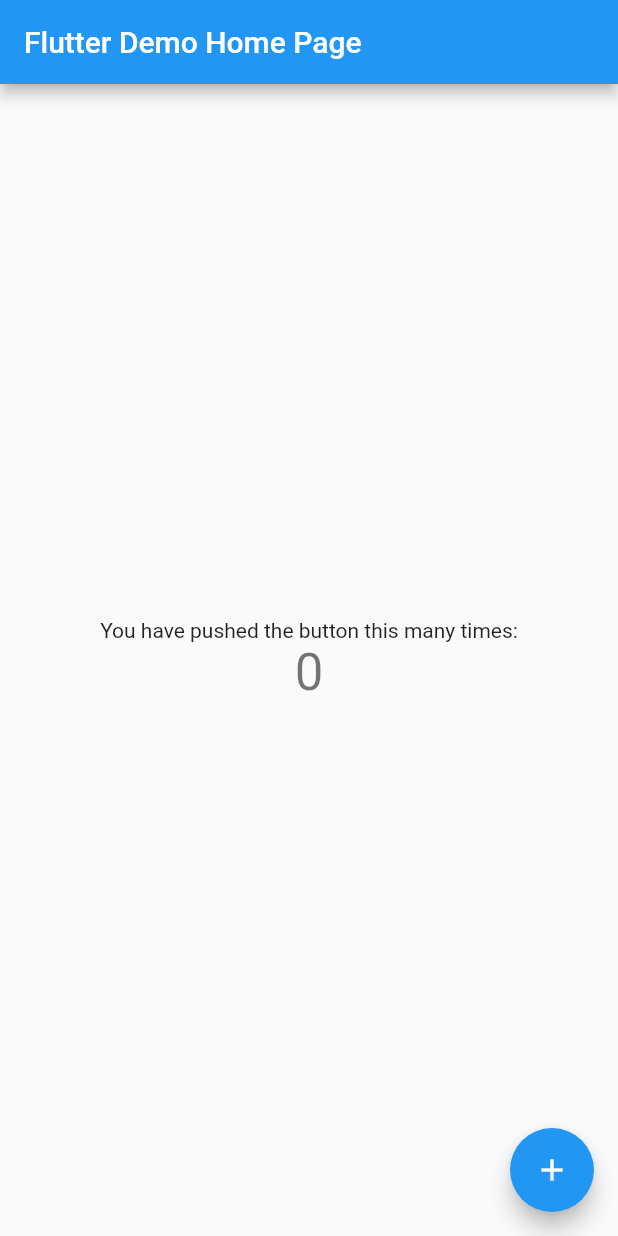
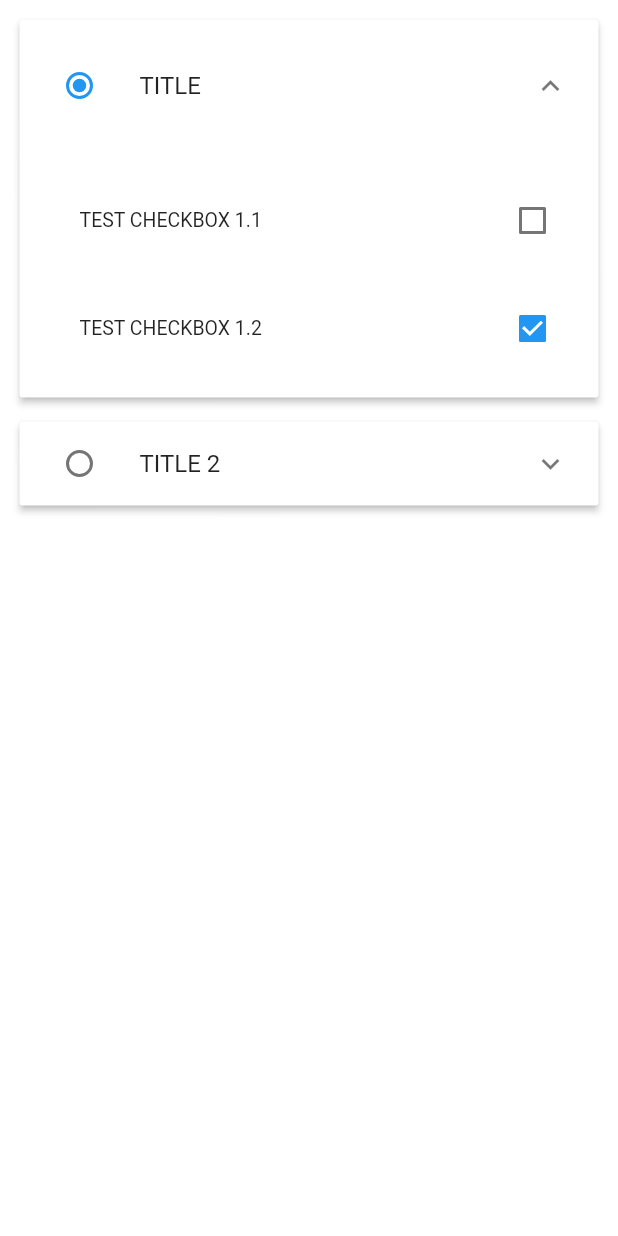
Before and after one commit to baalcoder/flutter_balcoder_expansionpanel, a Flutter app: the screen it shows after launch, on a phone screen of 412 x 824 dp. Run offline on Flutter 3.47's test engine with Material 2 defaults, Android fonts, the phone set to English and light mode, and no system bars; Roboto replaces fonts that are missing (OpenSans).

Commit message:
Custom exapansion panel full created by Balcoder

```diff
--- a/lib/main.dart
+++ b/lib/main.dart
@@ -1,4 +1,6 @@
 import 'package:flutter/material.dart';
+import 'package:flutter_balcoder_expansionpanel/model/expansion_panel_model.dart';
+import 'package:flutter_balcoder_expansionpanel/ui/custom_expansion_panel.dart';
 
 void main() {
   runApp(const MyApp());
@@ -7,109 +9,39 @@
 class MyApp extends StatelessWidget {
   const MyApp({Key? key}) : super(key: key);
 
-  // This widget is the root of your application.
   @override
   Widget build(BuildContext context) {
     return MaterialApp(
-      title: 'Flutter Demo',
+      title: 'Flutter Expansion Panel Balcoder',
       theme: ThemeData(
-        // This is the theme of your application.
-        //
-        // Try running your application with "flutter run". You'll see the
-        // application has a blue toolbar. Then, without quitting the app, try
-        // changing the primarySwatch below to Colors.green and then invoke
-        // "hot reload" (press "r" in the console where you ran "flutter run",
-        // or simply save your changes to "hot reload" in a Flutter IDE).
-        // Notice that the counter didn't reset back to zero; the application
-        // is not restarted.
         primarySwatch: Colors.blue,
       ),
-      home: const MyHomePage(title: 'Flutter Demo Home Page'),
+      home: CustomExpansionPanelPage(
+        categoryList: [
+          new ExpansionPanelModel(
+            isExpanded: true,
+            isChecked: true,
+            title: "TITLE",
+            checkboxList: [
+              new CheckboxCustomModel(
+                  value: 'TEST CHECKBOX 1.1', isChecked: false),
+              new CheckboxCustomModel(
+                  value: 'TEST CHECKBOX 1.2', isChecked: true)
+            ],
+          ),
+          new ExpansionPanelModel(
+            isExpanded: false,
+            isChecked: false,
+            title: "TITLE 2",
+            checkboxList: [
+              new CheckboxCustomModel(
+                  value: 'TEST CHECKBOX 2.1', isChecked: false),
+              new CheckboxCustomModel(
+                  value: 'TEST CHECKBOX 2.2', isChecked: false)
+            ],
+          )
+        ],
+      ),
     );
   }
 }
-
-class MyHomePage extends StatefulWidget {
-  const MyHomePage({Key? key, required this.title}) : super(key: key);
-
-  // This widget is the home page of your application. It is stateful, meaning
-  // that it has a State object (defined below) that contains fields that affect
-  // how it looks.
-
-  // This class is the configuration for the state. It holds the values (in this
-  // case the title) provided by the parent (in this case the App widget) and
-  // used by the build method of the State. Fields in a Widget subclass are
-  // always marked "final".
-
-  final String title;
-
-  @override
-  State<MyHomePage> createState() => _MyHomePageState();
-}
-
-class _MyHomePageState extends State<MyHomePage> {
-  int _counter = 0;
-
-  void _incrementCounter() {
-    setState(() {
-      // This call to setState tells the Flutter framework that something has
-      // changed in this State, which causes it to rerun the build method below
-      // so that the display can reflect the updated values. If we changed
-      // _counter without calling setState(), then the build method would not be
-      // called again, and so nothing would appear to happen.
-      _counter++;
-    });
-  }
-
-  @override
-  Widget build(BuildContext context) {
-    // This method is rerun every time setState is called, for instance as done
-    // by the _incrementCounter method above.
-    //
-    // The Flutter framework has been optimized to make rerunning build methods
-    // fast, so that you can just rebuild anything that needs updating rather
-    // than having to individually change instances of widgets.
-    return Scaffold(
-      appBar: AppBar(
-        // Here we take the value from the MyHomePage object that was created by
-        // the App.build method, and use it to set our appbar title.
-        title: Text(widget.title),
-      ),
-      body: Center(
-        // Center is a layout widget. It takes a single child and positions it
-        // in the middle of the parent.
-        child: Column(
-          // Column is also a layout widget. It takes a list of children and
-          // arranges them vertically. By default, it sizes itself to fit its
-          // children horizontally, and tries to be as tall as its parent.
-          //
-          // Invoke "debug painting" (press "p" in the console, choose the
-          // "Toggle Debug Paint" action from the Flutter Inspector in Android
-          // Studio, or the "Toggle Debug Paint" command in Visual Studio Code)
-          // to see the wireframe for each widget.
-          //
-          // Column has various properties to control how it sizes itself and
-          // how it positions its children. Here we use mainAxisAlignment to
-          // center the children vertically; the main axis here is the vertical
-          // axis because Columns are vertical (the cross axis would be
-          // horizontal).
-          mainAxisAlignment: MainAxisAlignment.center,
-          children: <Widget>[
-            const Text(
-              'You have pushed the button this many times:',
-            ),
-            Text(
-              '$_counter',
-              style: Theme.of(context).textTheme.headline4,
-            ),
-          ],
-        ),
-      ),
-      floatingActionButton: FloatingActionButton(
-        onPressed: _incrementCounter,
-        tooltip: 'Increment',
-        child: const Icon(Icons.add),
-      ), // This trailing comma makes auto-formatting nicer for build methods.
-    );
-  }
-}
--- /dev/null
+++ b/lib/model/expansion_panel_model.dart
@@ -0,0 +1,67 @@
+class ExpansionPanelModel {
+  String? key;
+  bool isExpanded;
+  bool isChecked;
+  String title;
+  List<CheckboxCustomModel> checkboxList;
+
+  ExpansionPanelModel({
+    required this.isExpanded,
+    required this.isChecked,
+    required this.title,
+    required this.checkboxList,
+  });
+
+  toJson() {
+    List aux = [];
+
+    checkboxList.forEach((element) {
+      if (element != null) {
+        aux.add(element.toJson());
+      }
+    });
+
+    return {
+      "isChecked": isChecked,
+      "title": title,
+      "checkboxList": aux,
+    };
+  }
+
+  factory ExpansionPanelModel.fromJson(parsedJson) {
+    List<CheckboxCustomModel> aux = [];
+
+    parsedJson['checkboxList'].forEach((element) {
+      aux.add(new CheckboxCustomModel(
+          value: element['value'], isChecked: element['isChecked']));
+    });
+
+    return ExpansionPanelModel(
+        isExpanded: false,
+        isChecked: parsedJson['isChecked'],
+        title: parsedJson['title'],
+        checkboxList: aux);
+  }
+}
+
+class CheckboxCustomModel {
+  String? value;
+  bool? isChecked;
+
+  CheckboxCustomModel({
+    this.value,
+    this.isChecked,
+  });
+
+  CheckboxCustomModel.map(dynamic obj) {
+    this.value = obj['value'];
+    this.isChecked = obj['isCheckboxChecked'];
+  }
+
+  toJson() {
+    return {
+      "value": value,
+      "isCheckboxChecked": isChecked,
+    };
+  }
+}
--- /dev/null
+++ b/lib/ui/custom_expansion_panel.dart
@@ -0,0 +1,186 @@
+import 'package:flutter/material.dart';
+import 'package:flutter_balcoder_expansionpanel/model/expansion_panel_model.dart';
+
+class CustomExpansionPanelPage extends StatefulWidget {
+  CustomExpansionPanelPage({
+    Key? key,
+    required this.categoryList,
+  }) : super(key: key);
+  List<ExpansionPanelModel> categoryList;
+  @override
+  _CustomExpansionPanelPage createState() => _CustomExpansionPanelPage();
+}
+
+class _CustomExpansionPanelPage extends State<CustomExpansionPanelPage> {
+  // List<ExpansionPanelModel> _categoryList = [];
+
+  final _commentController = TextEditingController();
+
+  final formKey = new GlobalKey<FormState>();
+  final finalFormKey = new GlobalKey<FormState>();
+
+  @override
+  void initState() {
+    super.initState();
+
+    _commentController.text = '';
+  }
+
+  @override
+  Widget build(BuildContext context) {
+    var _width = MediaQuery.of(context).size.width;
+    var _height = MediaQuery.of(context).size.height;
+
+    return Scaffold(
+      backgroundColor: Colors.white,
+      body: Padding(
+        padding: const EdgeInsets.all(1.0),
+        child: _controlItemListWidget(_height),
+      ),
+    );
+  }
+
+  Widget _controlItemListWidget(height) {
+    return Container(
+      height: height,
+      child: ListView(
+        children: [
+          new Padding(
+            padding: new EdgeInsets.all(12.0),
+            child: new ExpansionPanelList(
+              expansionCallback: (int index, bool isExpanded) {
+                setState(() {
+                  widget.categoryList[index].isExpanded =
+                      !widget.categoryList[index].isExpanded;
+                });
+              },
+              children: widget.categoryList.map((ExpansionPanelModel item) {
+                return new ExpansionPanel(
+                    headerBuilder: (BuildContext context, bool isExpanded) {
+                      return new ListTile(
+                          // onLongPress: () => _onWillLongPressed(item),
+                          onTap: () {
+                            // setState(() {
+                            //   categoryList.forEach((element) {
+                            //     element.isExpanded = false;
+                            //   });
+
+                            //   item.isExpanded = !item.isExpanded;
+                            //   /*
+                            //       TO DO : EXPLICAR QUE DEBE SELECCIONAR UNA OPCION
+                            //        */
+                            // });
+                          },
+                          leading: GestureDetector(
+                            // onTap: () => setState(() {
+                            //   item.isExpanded = !item.isExpanded;
+                            //   /*
+                            //       TO DO : EXPLICAR QUE DEBE SELECCIONAR UNA OPCION
+                            //        */
+                            // }),
+                            child: Container(
+                                height: 50,
+                                child: item.isChecked
+                                    ? new Radio(
+                                        // value: item.isChecked,
+                                        value: true,
+                                        groupValue: item.isChecked,
+                                        onChanged: (_) {},
+                                      )
+                                    : new Radio(
+                                        value: false,
+                                        groupValue: "test",
+                                        onChanged: (_) {},
+                                      )),
+                          ),
+                          // leading: new Checkbox(
+                          //     value: item.isChecked,
+                          //     onChanged: (bool value) {
+                          //       setState(() {
+                          //         item.isExpanded = !item.isExpanded;
+                          //         /*
+                          //         TO DO : EXPLICAR QUE DEBE SELECCIONAR UNA OPCION
+                          //          */
+                          //       });
+                          //     }),
+                          title: GestureDetector(
+                            onTap: () => setState(() {
+                              item.isExpanded = !item.isExpanded;
+                              /*
+                                  TO DO : EXPLICAR QUE DEBE SELECCIONAR UNA OPCION
+                                   */
+                            }),
+                            child: new Row(
+                              children: <Widget>[
+                                new Expanded(child: new Text(item.title)),
+                              ],
+                            ),
+                          ));
+                    },
+                    isExpanded: item.isExpanded,
+                    body: new Container(
+                      child: new Container(
+                          margin: EdgeInsets.symmetric(vertical: 10.0),
+                          height: 72 * item.checkboxList.length.toDouble(),
+                          child: new Column(
+                            children: item.checkboxList.map((model) {
+                              return Padding(
+                                padding: const EdgeInsets.all(8.0),
+                                child: Container(
+                                  child: CheckboxListTile(
+                                    title: ListTile(
+                                      title: Text(model.value ?? '',
+                                          style: TextStyle(
+                                            color: Colors.black87,
+                                            fontFamily: 'OpenSans',
+                                          )),
+                                      dense: true,
+                                      selected: true,
+                                      autofocus: true,
+                                    ),
+                                    onChanged: (bool? value) {
+                                      print(model.value);
+
+                                      if (!item.isChecked) {
+                                        setState(() {
+                                          model.isChecked = value!;
+                                          item.isChecked = value;
+                                        });
+                                        print(value);
+                                      } else {
+                                        setState(() {
+                                          model.isChecked = value!;
+                                          item.isChecked = value;
+                                          for (var i = 0;
+                                              i < item.checkboxList.length;
+                                              i++) {
+                                            if (item
+                                                .checkboxList[i].isChecked!) {
+                                              setState(() {
+                                                item.isChecked = true;
+                                              });
+                                            }
+                                          }
+                                        });
+                                      }
+                                    },
+                                    value: model.isChecked != null
+                                        ? model.isChecked
+                                        : false,
+                                  ),
+                                ),
+                              );
+                            }).toList(),
+                          )),
+                    ));
+              }).toList(),
+            ),
+          ),
+          SizedBox(
+            height: 20,
+          ),
+        ],
+      ),
+    );
+  }
+}
```
